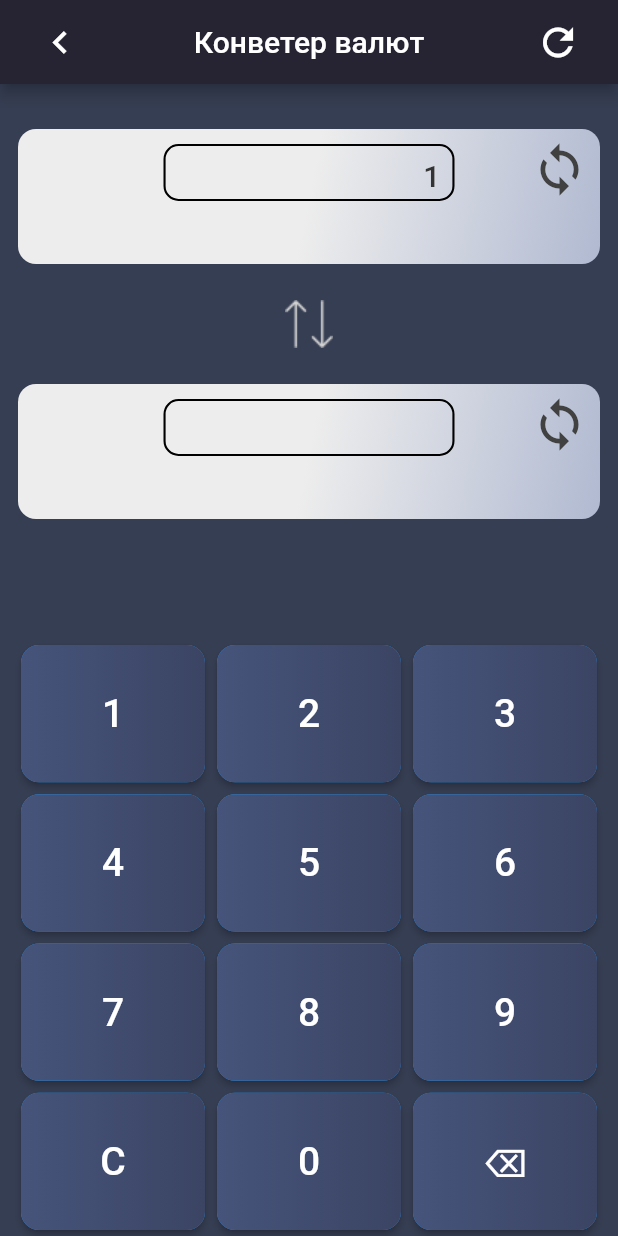
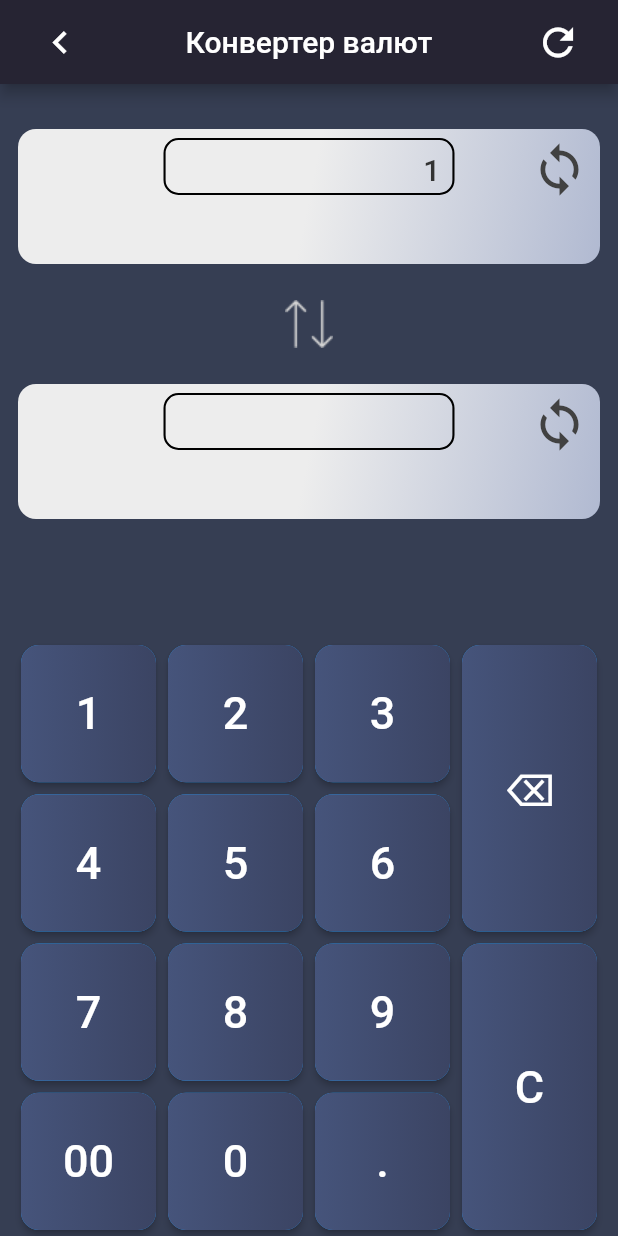
Before and after one commit to ProgramMan5/valute, a Flutter app: the screen it shows after launch, on a phone screen of 412 x 824 dp. Run offline on Flutter 3.47's test engine with Material 2 defaults, Android fonts, the phone set to English and light mode, and no system bars; network calls fail.

Commit message:
Initial commit

```diff
--- a/lib/ui/screens/currency_list/currency_list.dart
+++ b/lib/ui/screens/currency_list/currency_list.dart
@@ -112,7 +112,7 @@ class CurrencyList extends StatelessWidget {
                                     alignment: Alignment.centerLeft,
                                     child: Text(
                                       currency.name,
-                                      style: const TextStyle(fontSize: 14),
+                                      style: const TextStyle(fontSize: 18),
                                     ),
                                   ),
                                 ),
--- a/lib/ui/screens/exchange_rates/exchange_rates.dart
+++ b/lib/ui/screens/exchange_rates/exchange_rates.dart
@@ -11,6 +11,7 @@ class ExchangeRates extends StatelessWidget {
   Widget build(BuildContext context) {
     final color = Provider.of<ColorsTheme>(context);
     return Scaffold(
+      resizeToAvoidBottomInset: false,
       appBar: AppBar(
           automaticallyImplyLeading: false,
           backgroundColor: color.colorOfAppBar,
@@ -26,7 +27,7 @@ class ExchangeRates extends StatelessWidget {
                 iconSize: 30,
               ),
               const Text(
-                'Конветер валют',
+                'Конвертер валют',
                 style: TextStyle(fontSize: 20),
               ),
               IconButton(
@@ -94,11 +95,11 @@ class ExchangeRatesBody extends StatelessWidget {
               height: 80,
             ),
             Expanded(
-              child: Column(
+              child: Row(
                 mainAxisAlignment: MainAxisAlignment.spaceBetween,
                 children: [
                   Expanded(
-                    child: Row(
+                    child: Column(
                       mainAxisAlignment: MainAxisAlignment.spaceBetween,
                       children: [
                         _Button(
@@ -109,28 +110,34 @@ class ExchangeRatesBody extends StatelessWidget {
                         ),
                         _Button(
                           onPressed: () {
-                            model.numPress('2');
+                            model.numPress('4');
                           },
-                          text: '2',
+                          text: '4',
                         ),
                         _Button(
                           onPressed: () {
-                            model.numPress('3');
+                            model.numPress('7');
                           },
-                          text: '3',
+                          text: '7',
+                        ),
+                        _Button(
+                          onPressed: () {
+                            model.numPress('00');
+                          },
+                          text: '00',
                         ),
                       ],
                     ),
                   ),
                   Expanded(
-                    child: Row(
+                    child: Column(
                       mainAxisAlignment: MainAxisAlignment.spaceBetween,
                       children: [
                         _Button(
                           onPressed: () {
-                            model.numPress('4');
+                            model.numPress('2');
                           },
-                          text: '4',
+                          text: '2',
                         ),
                         _Button(
                           onPressed: () {
@@ -140,28 +147,34 @@ class ExchangeRatesBody extends StatelessWidget {
                         ),
                         _Button(
                           onPressed: () {
-                            model.numPress('6');
+                            model.numPress('8');
                           },
-                          text: '6',
+                          text: '8',
+                        ),
+                        _Button(
+                          onPressed: () {
+                            model.numPress('0');
+                          },
+                          text: '0',
                         ),
                       ],
                     ),
                   ),
                   Expanded(
-                    child: Row(
+                    child: Column(
                       mainAxisAlignment: MainAxisAlignment.spaceBetween,
                       children: [
                         _Button(
                           onPressed: () {
-                            model.numPress('7');
+                            model.numPress('3');
                           },
-                          text: '7',
+                          text: '3',
                         ),
                         _Button(
                           onPressed: () {
-                            model.numPress('8');
+                            model.numPress('6');
                           },
-                          text: '8',
+                          text: '6',
                         ),
                         _Button(
                           onPressed: () {
@@ -169,30 +182,30 @@ class ExchangeRatesBody extends StatelessWidget {
                           },
                           text: '9',
                         ),
+                        _Button(
+                          onPressed: () {
+                            model.numPress('.');
+                          },
+                          text: '.',
+                        ),
                       ],
                     ),
                   ),
                   Expanded(
-                    child: Row(
+                    child: Column(
                       mainAxisAlignment: MainAxisAlignment.spaceBetween,
                       children: [
-                        _Button(
-                          onPressed: () {
-                            model.totalDelete();
-                          },
-                          text: 'C',
-                        ),
-                        _Button(
-                          onPressed: () {
-                            model.numPress('0');
-                          },
-                          text: '0',
-                        ),
                         _Button(
                           onPressed: () {
                             model.delete();
                           },
                           text: '⌫',
+                        ),
+                        _Button(
+                          onPressed: () {
+                            model.totalDelete();
+                          },
+                          text: 'С',
                         ),
                         // '⌫',
                       ],
@@ -255,7 +268,7 @@ class _RotesContainer extends StatelessWidget {
                   alignment: Alignment.center,
                   child: Text(
                     charCodeCurrency,
-                    style: const TextStyle(fontSize: 34),
+                    style: const TextStyle(fontSize: 38),
                   ),
                 ),
               ),
@@ -264,7 +277,7 @@ class _RotesContainer extends StatelessWidget {
                 child: Column(
                   children: [
                     const SizedBox(
-                      height: 10,
+                      height: 6,
                     ),
                     Container(
                       height: 38,
@@ -294,7 +307,7 @@ class _RotesContainer extends StatelessWidget {
                         maxLines: 2,
                         overflow: TextOverflow.ellipsis,
                         nameCurrency,
-                        style: const TextStyle(fontSize: 14),
+                        style: const TextStyle(fontSize: 16),
                       ),
                     ),
                   ],
@@ -373,7 +386,7 @@ class _Button extends StatelessWidget {
                 alignment: Alignment.center,
                 child: Text(
                   text,
-                  style: const TextStyle(fontSize: 26),
+                   style: const TextStyle(fontSize: 30),
                 ),
               ),
             ),
```
Also changed, not shown: lib/ui/screens/exchange_rates/exchange_rates_model.dart (+7 -4 lines).
